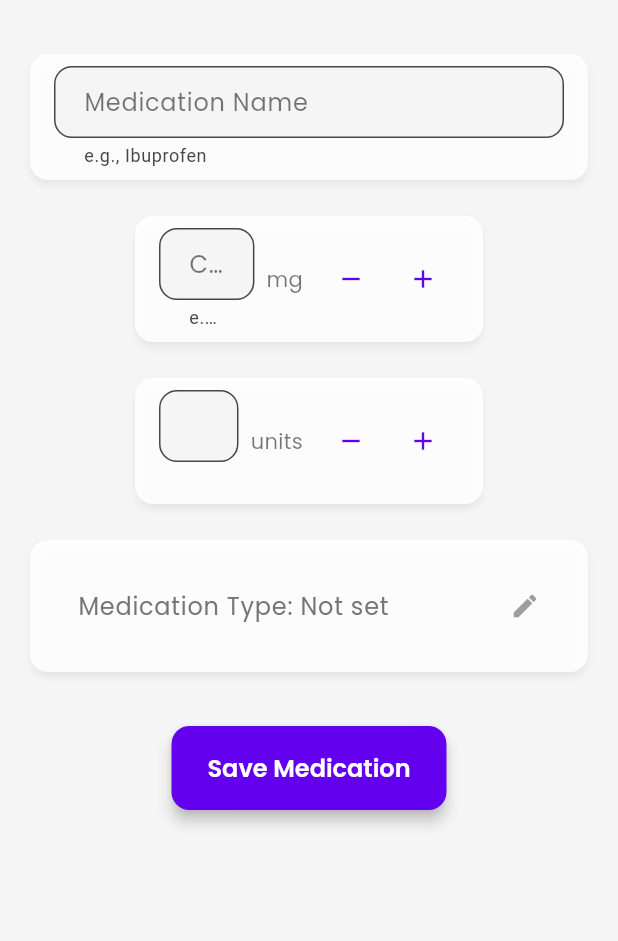
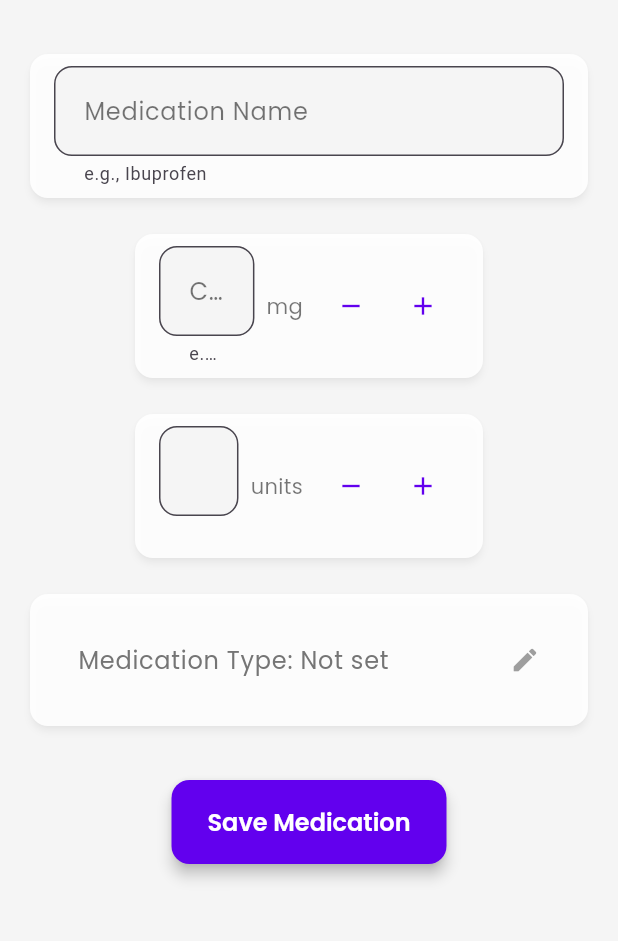
Before and after one commit to KiNeMspA/medminder2, a Flutter app: the MedicationScreen screen opened directly, on a phone screen of 412 x 824 dp, the part 84-1025 px from its top. Run offline on Flutter 3.47's test engine with Material 3 defaults, Android fonts, the phone set to English and light mode, and no system bars; our stand-ins replace drift, flutter_local_notifications, flutter_riverpod, get_storage, google_fonts, timezone; accounts and stored records are empty; generated files the repository leaves out were written again; statements that could not run were skipped.

```diff
--- a/lib/features/medication/widgets/medication_form_field.dart
+++ b/lib/features/medication/widgets/medication_form_field.dart
@@ -1,3 +1,4 @@
+// lib/features/medication/widgets/medication_form_field.dart
 import 'package:flutter/material.dart';
 import 'medication_form_card.dart';
 import '../constants/medication_form_constants.dart';
@@ -32,7 +33,9 @@ class MedicationFormField extends StatelessWidget {
             Expanded(
               child: TextFormField(
                 controller: controller,
-                decoration: MedicationFormConstants.textFieldDecoration(label, helperText),
+                decoration: MedicationFormConstants.textFieldDecoration(label, helperText).copyWith(
+                  contentPadding: const EdgeInsets.symmetric(horizontal: 16, vertical: 18), // Increase vertical padding
+                ),
                 keyboardType: keyboardType,
                 validator: validator,
               ),
```
Also changed, not shown: lib/features/medication/screens/add_medication_screen.dart (+5 -4 lines).
